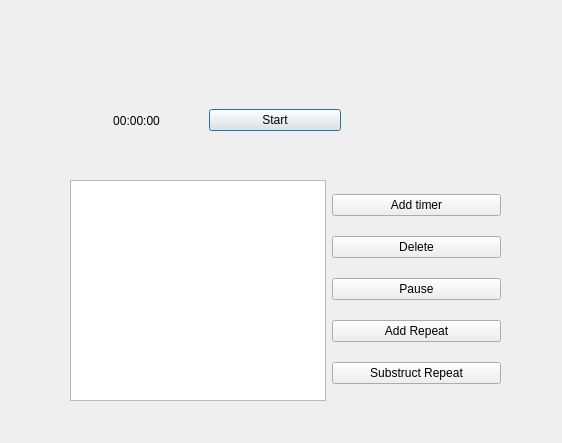
Qt form timerw.ui (Enotik98/Lab_2) before a commit.
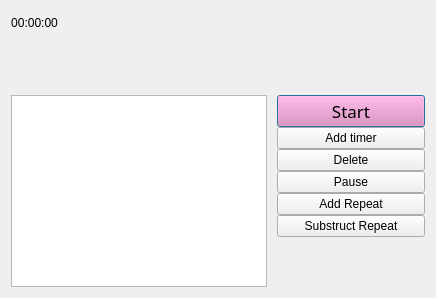
The same form after that commit.

```diff
--- a/timerw.ui
+++ b/timerw.ui
@@ -6,24 +6,39 @@
    <rect>
     <x>0</x>
     <y>0</y>
-    <width>562</width>
-    <height>443</height>
+    <width>436</width>
+    <height>298</height>
    </rect>
   </property>
+  <property name="sizePolicy">
+   <sizepolicy hsizetype="Fixed" vsizetype="Fixed">
+    <horstretch>0</horstretch>
+    <verstretch>0</verstretch>
+   </sizepolicy>
+  </property>
   <property name="windowTitle">
    <string>Dialog</string>
   </property>
-  <widget class="QWidget" name="horizontalLayoutWidget">
-   <property name="geometry">
-    <rect>
-     <x>70</x>
-     <y>80</y>
-     <width>271</width>
-     <height>81</height>
-    </rect>
-   </property>
-   <layout class="QHBoxLayout" name="horizontalLayout">
-    <item>
+  <property name="inputMethodHints">
+   <set>Qt::ImhNone</set>
+  </property>
+  <layout class="QFormLayout" name="formLayout">
+   <property name="sizeConstraint">
+    <enum>QLayout::SetDefaultConstraint</enum>
+   </property>
+   <property name="labelAlignment">
+    <set>Qt::AlignCenter</set>
+   </property>
+   <property name="formAlignment">
+    <set>Qt::AlignCenter</set>
+   </property>
+   <property name="horizontalSpacing">
+    <number>10</number>
+   </property>
+   <property name="verticalSpacing">
+    <number>-1</number>
+   </property>
+   <item row="1" column="0">
      <widget class="QLabel" name="label_repeat">
       <property name="text">
        <string>00:00:00</string>
@@ -33,26 +48,7 @@
       </property>
      </widget>
     </item>
-    <item>
-     <widget class="QPushButton" name="start_stop_timer">
-      <property name="text">
-       <string>Start</string>
-      </property>
-     </widget>
-    </item>
-   </layout>
-  </widget>
-  <widget class="QWidget" name="horizontalLayoutWidget_2">
-   <property name="geometry">
-    <rect>
-     <x>70</x>
-     <y>180</y>
-     <width>431</width>
-     <height>221</height>
-    </rect>
-   </property>
-   <layout class="QHBoxLayout" name="horizontalLayout_2">
-    <item>
+   <item row="2" column="0">
      <widget class="QListWidget" name="list_of_timers">
       <property name="sizePolicy">
        <sizepolicy hsizetype="Fixed" vsizetype="Expanding">
@@ -62,8 +58,68 @@
       </property>
      </widget>
     </item>
-    <item>
+   <item row="2" column="1">
      <layout class="QVBoxLayout" name="verticalLayout">
+     <property name="sizeConstraint">
+      <enum>QLayout::SetFixedSize</enum>
+     </property>
+     <item>
+      <widget class="QPushButton" name="start_stop_timer">
+       <property name="sizePolicy">
+        <sizepolicy hsizetype="Minimum" vsizetype="Fixed">
+         <horstretch>0</horstretch>
+         <verstretch>0</verstretch>
+        </sizepolicy>
+       </property>
+       <property name="palette">
+        <palette>
+         <active>
+          <colorrole role="Button">
+           <brush brushstyle="SolidPattern">
+            <color alpha="255">
+             <red>240</red>
+             <green>128</green>
+             <blue>185</blue>
+            </color>
+           </brush>
+          </colorrole>
+         </active>
+         <inactive>
+          <colorrole role="Button">
+           <brush brushstyle="SolidPattern">
+            <color alpha="255">
+             <red>240</red>
+             <green>128</green>
+             <blue>185</blue>
+            </color>
+           </brush>
+          </colorrole>
+         </inactive>
+         <disabled>
+          <colorrole role="Button">
+           <brush brushstyle="SolidPattern">
+            <color alpha="255">
+             <red>240</red>
+             <green>128</green>
+             <blue>185</blue>
+            </color>
+           </brush>
+          </colorrole>
+         </disabled>
+        </palette>
+       </property>
+       <property name="font">
+        <font>
+         <family>.SF NS Text</family>
+         <pointsize>13</pointsize>
+         <stylestrategy>PreferDefault</stylestrategy>
+        </font>
+       </property>
+       <property name="text">
+        <string>Start</string>
+       </property>
+      </widget>
+     </item>
       <item>
        <widget class="QPushButton" name="add_new_timer">
         <property name="text">
@@ -102,7 +158,6 @@
      </layout>
     </item>
    </layout>
-  </widget>
  </widget>
  <resources/>
  <connections/>
```
Lines whose indentation alone changed are shown as unchanged.
